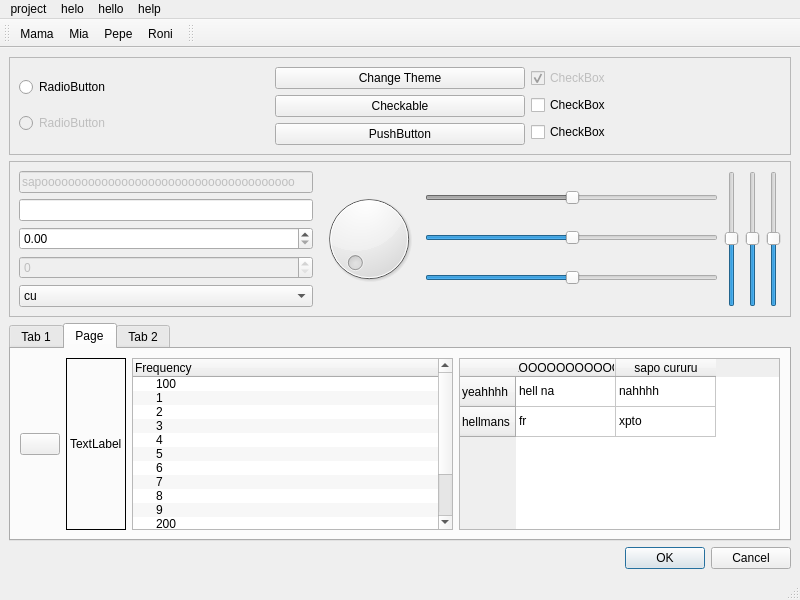
Before: the Qt Designer form molde/stylesheets/mainwindow.ui in andrefpf/molde, drawn with Qt 5.
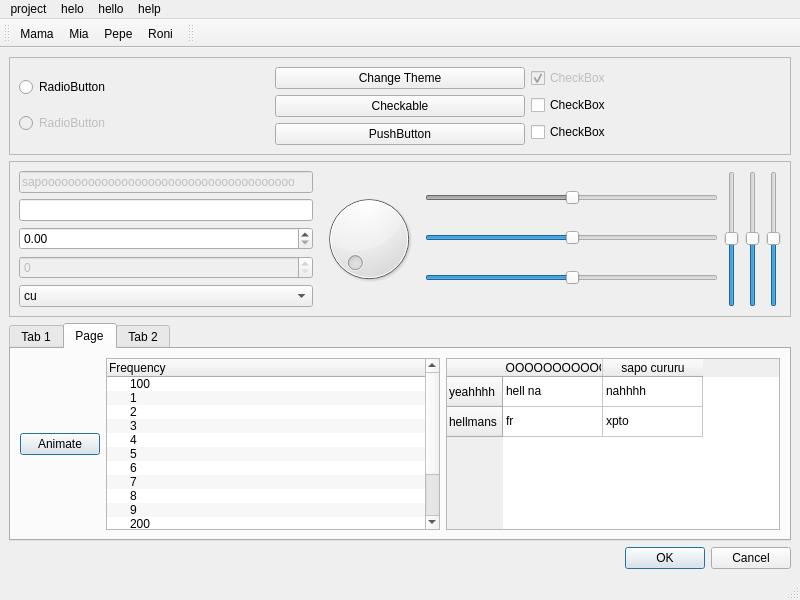
After: the same form once the commit is applied. Icons and pictures are not drawn. Custom widgets are drawn as their Qt base class.

What changed in the file:
```diff
--- a/molde/stylesheets/mainwindow.ui
+++ b/molde/stylesheets/mainwindow.ui
@@ -317,23 +317,14 @@
         <item>
          <widget class="QPushButton" name="pushButton_3">
           <property name="text">
-           <string/>
+           <string>Animate</string>
           </property>
-         </widget>
-        </item>
-        <item>
-         <widget class="QLabel" name="label">
-          <property name="frameShape">
-           <enum>QFrame::Box</enum>
+          <property name="icon">
+           <iconset>
+            <normaloff>../../../OpenPulse/pulse/interface/data/icons/common/play_pause.png</normaloff>../../../OpenPulse/pulse/interface/data/icons/common/play_pause.png</iconset>
           </property>
-          <property name="frameShadow">
-           <enum>QFrame::Plain</enum>
-          </property>
-          <property name="text">
-           <string>TextLabel</string>
-          </property>
-          <property name="status" stdset="0">
-           <string>project-path</string>
+          <property name="default">
+           <bool>true</bool>
           </property>
          </widget>
         </item>
```
Left out of the diff: 2 changed lines with no effect on the pictures.
